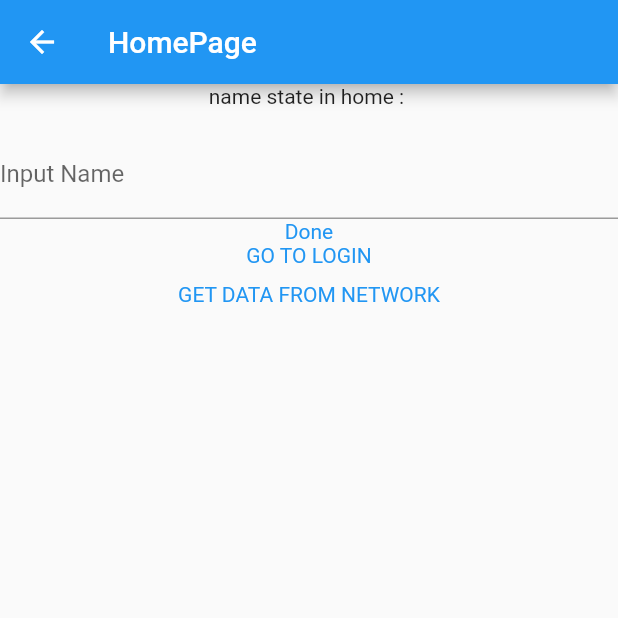
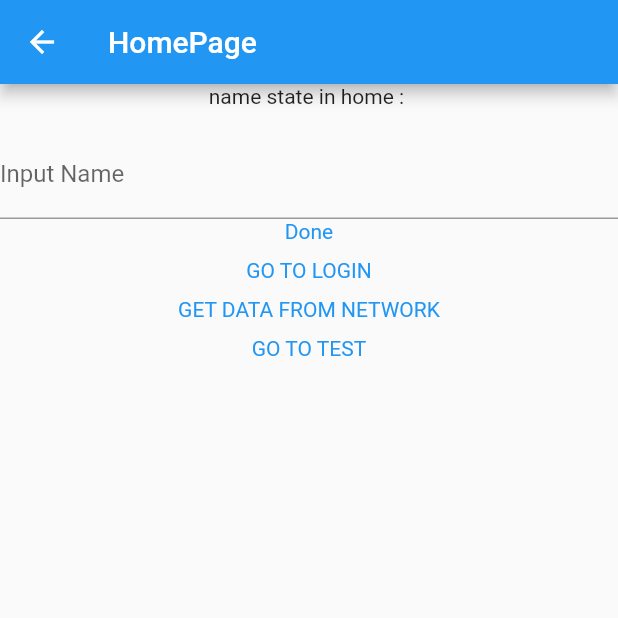
Before and after one commit to gdsc-ys/dot_connect_flutter, a Flutter app: the HomePage screen opened by its route, on a phone screen of 412 x 824 dp, the top half of it. Run offline on Flutter 3.47's test engine with Material 2 defaults, Android fonts, the phone set to English and light mode, and no system bars; our stand-ins replace dio, firebase_core, flutter_riverpod, shared_preferences; missing offline and left inert: tflite_flutter, tflite_flutter_helper; accounts and stored records are empty.

Commit message:
tflite_flutter test

```diff
--- a/lib/ui/pages/home_page/home_page.dart
+++ b/lib/ui/pages/home_page/home_page.dart
@@ -40,6 +40,7 @@ class HomePage extends ConsumerWidget {
                 style: TextStyle(color: Colors.blue),
               ),
             ),
+            SizedBox(height: 10,),
             GestureDetector(
               onTap: () {
                 RouteUtil().pushNamed(context, RouteNames.login.path);
@@ -59,6 +60,17 @@ class HomePage extends ConsumerWidget {
                 style: TextStyle(color: Colors.blue),
               ),
             ),
+            SizedBox(height: 10,),
+            GestureDetector(
+              onTap: () {
+                RouteUtil().pushNamed(context, RouteNames.test.path);
+              },
+              child: Text(
+                "GO TO TEST",
+                style: TextStyle(color: Colors.blue),
+              ),
+            ),
+            SizedBox(height: 10,),
           ],
         ),
       ),
--- a/lib/utils/route/route_paths.dart
+++ b/lib/utils/route/route_paths.dart
@@ -2,11 +2,13 @@ import 'package:flutter/material.dart';
 
 import '../../ui/pages/home_page/home_page.dart';
 import '../../ui/pages/login_page/login_page.dart';
+import '../../ui/pages/tflite_test/test_page.dart';
 
 //Stores screen route names. e.g.) RouteNames.home.path
 enum RouteNames {
   home('/home'),
-  login('/login');
+  login('/login'),
+  test('/test');
 
   const RouteNames(this.path);
   final String path;
@@ -15,4 +17,5 @@ enum RouteNames {
 Map<String, Widget Function(BuildContext)> mainRoutes = {
   RouteNames.home.path: (context) => HomePage(),
   RouteNames.login.path: (context) => LoginPage(),
+  RouteNames.test.path: (context) => TestPage(),
 };
```
Also changed, not shown: lib/ui/pages/tflite_test/test_page.dart (added, +62 -0 lines), pubspec.yaml (+9 -0 lines), assets/braille_sample.png (added), assets/img/braille_sample.png (added), lib/firebase_options.dart (added), pubspec.lock, 16 other files.
